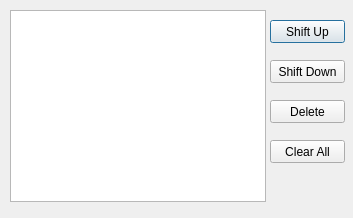
Before: the Qt Designer form filenameslistform.ui in WangHongshuo/Licence_Plates_Recognition-Qt-opencv, drawn with Qt 5.
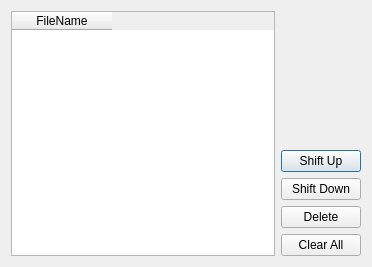
After: the same form once the commit is applied.

Commit message: finish file path list dialog funciton

```diff
--- a/filenameslistform.ui
+++ b/filenameslistform.ui
@@ -6,75 +6,75 @@
    <rect>
     <x>0</x>
     <y>0</y>
-    <width>353</width>
-    <height>218</height>
+    <width>372</width>
+    <height>267</height>
    </rect>
   </property>
   <property name="windowTitle">
    <string>Dialog</string>
   </property>
-  <widget class="QListWidget" name="show_filenames_list">
-   <property name="geometry">
-    <rect>
-     <x>10</x>
-     <y>10</y>
-     <width>256</width>
-     <height>192</height>
-    </rect>
-   </property>
-  </widget>
+  <layout class="QHBoxLayout" name="horizontalLayout">
+   <item>
+    <widget class="QTableWidget" name="show_filenames_list">
+     <property name="columnCount">
+      <number>1</number>
+     </property>
+     <column>
+      <property name="text">
+       <string>FileName</string>
+      </property>
+      <property name="textAlignment">
+       <set>AlignCenter</set>
+      </property>
+     </column>
+    </widget>
+   </item>
+   <item>
+    <layout class="QVBoxLayout" name="verticalLayout">
+     <item>
+      <spacer name="verticalSpacer">
+       <property name="orientation">
+        <enum>Qt::Vertical</enum>
+       </property>
+       <property name="sizeHint" stdset="0">
+        <size>
+         <width>20</width>
+         <height>40</height>
+        </size>
+       </property>
+      </spacer>
+     </item>
+     <item>
   <widget class="QPushButton" name="shift_up">
-   <property name="geometry">
-    <rect>
-     <x>270</x>
-     <y>20</y>
-     <width>75</width>
-     <height>23</height>
-    </rect>
-   </property>
    <property name="text">
     <string>Shift Up</string>
    </property>
   </widget>
+     </item>
+     <item>
   <widget class="QPushButton" name="shift_down">
-   <property name="geometry">
-    <rect>
-     <x>270</x>
-     <y>60</y>
-     <width>75</width>
-     <height>23</height>
-    </rect>
-   </property>
    <property name="text">
     <string>Shift Down</string>
    </property>
   </widget>
+     </item>
+     <item>
   <widget class="QPushButton" name="delete_this">
-   <property name="geometry">
-    <rect>
-     <x>270</x>
-     <y>100</y>
-     <width>75</width>
-     <height>23</height>
-    </rect>
-   </property>
    <property name="text">
     <string>Delete</string>
    </property>
   </widget>
+     </item>
+     <item>
   <widget class="QPushButton" name="clear">
-   <property name="geometry">
-    <rect>
-     <x>270</x>
-     <y>140</y>
-     <width>75</width>
-     <height>23</height>
-    </rect>
-   </property>
    <property name="text">
     <string>Clear All</string>
    </property>
   </widget>
+     </item>
+    </layout>
+   </item>
+  </layout>
  </widget>
  <resources/>
  <connections/>
```
Lines whose indentation alone changed are shown as unchanged. The commit also changes 5 other files.
